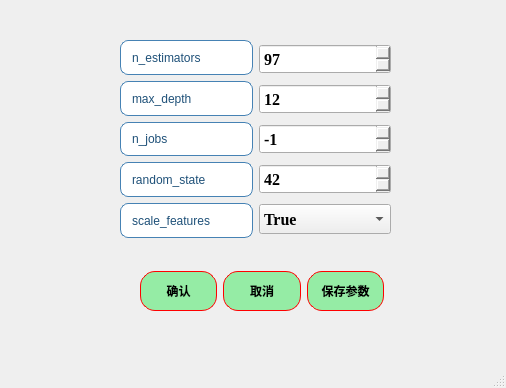
First picture: the form in ui/algorithms5_ET_para.ui, repository azhongege24/predict_first, before the edit.
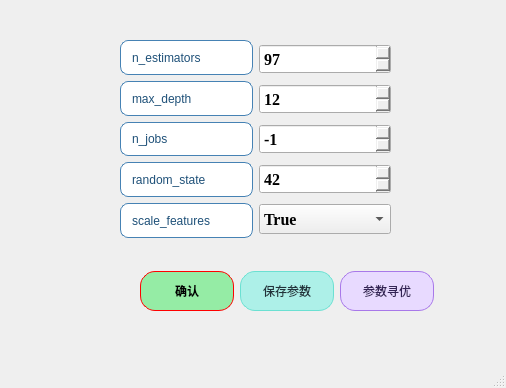
Second picture: the form after the edit.

Diff of the .ui file:
```diff
--- a/ui/algorithms5_ET_para.ui
+++ b/ui/algorithms5_ET_para.ui
@@ -339,12 +339,12 @@
      </item>
     </layout>
    </widget>
-   <widget class="QWidget" name="">
+   <widget class="QWidget" name="layoutWidget">
     <property name="geometry">
      <rect>
       <x>140</x>
       <y>270</y>
-      <width>244</width>
+      <width>294</width>
       <height>42</height>
      </rect>
     </property>
@@ -380,37 +380,6 @@
        </property>
       </widget>
      </item>
-     <item>
-      <widget class="QPushButton" name="pushButton_2">
-       <property name="minimumSize">
-        <size>
-         <width>0</width>
-         <height>40</height>
-        </size>
-       </property>
-       <property name="styleSheet">
-        <string notr="true">QPushButton{
-border:1px solid red;   /*边框的粗细，颜色*/
-border-radius:15px;    /*设置圆角半径 */
-padding:2px 4px;  /*QFrame边框与内部其它部件的距离*/
-background-color: rgb(149, 236, 165);	/*背景颜色*/
-color:rgb(0, 0, 0);		/*字体颜色*/
-	font: 18pt &quot;楷体&quot;;
-
-font:bold;
-}
-QPushButton:hover {
-    background-color: rgb(177, 244, 155);    /* 悬停时背景色 */
-}
-QPushButton:pressed {
-    background-color:rgb(99, 181, 255);     /* 点击时背景色 */
-}</string>
-       </property>
-       <property name="text">
-        <string>取消</string>
-       </property>
-      </widget>
-     </item>
      <item>
       <widget class="QPushButton" name="pushButton_save_params">
        <property name="minimumSize">
@@ -421,18 +390,18 @@
        </property>
        <property name="styleSheet">
         <string notr="true">QPushButton{
-border:1px solid red;   /*边框的粗细，颜色*/
-border-radius:15px;    /*设置圆角半径 */
-padding:2px 4px;  /*QFrame边框与内部其它部件的距离*/
-background-color: rgb(149, 236, 165);	/*背景颜色*/
-color:rgb(0, 0, 0);		/*字体颜色*/
-	font: 18pt &quot;楷体&quot;;
-
-font:bold;
+    border:1px solid rgb(107, 224, 210);   /* 边框：浅薄荷绿（呼应背景） */
+    border-radius:15px;    /* 圆角半径（不变） */
+    padding:2px 4px;  /* 内边距（不变） */
+    background-color: rgb(173, 240, 232);	/* 常态背景：淡薄荷绿 */
+    color:rgb(34, 51, 59);		/* 字体颜色：深灰色（可读性强，不突兀） */
+    font: bold 18pt &quot;楷体&quot;;  /* 字体格式合并（不变） */
 }
+
 QPushButton:hover {
     background-color: rgb(177, 244, 155);    /* 悬停时背景色 */
 }
+
 QPushButton:pressed {
     background-color:rgb(99, 181, 255);     /* 点击时背景色 */
 }</string>
@@ -442,6 +411,37 @@
        </property>
       </widget>
      </item>
+     <item>
+      <widget class="QPushButton" name="pushButton_random_search">
+       <property name="minimumSize">
+        <size>
+         <width>0</width>
+         <height>40</height>
+        </size>
+       </property>
+       <property name="styleSheet">
+        <string notr="true">QPushButton{
+    border:1px solid rgb(168, 120, 233);   /* 边框：浅紫色 */
+    border-radius:15px;    /* 圆角半径（不变） */
+    padding:2px 4px;  /* 内边距（不变） */
+    background-color: rgb(232, 218, 255);	/* 常态背景：淡紫色 */
+    color:rgb(51, 34, 85);		/* 字体颜色：深紫色（更搭色系，可读性强） */
+    font: bold 18pt &quot;楷体&quot;;  /* 字体合并优化（原格式不变） */
+}
+
+QPushButton:hover {
+    background-color: rgb(240, 228, 255);    /* 悬停背景：更浅的紫色（提亮效果） */
+}
+
+QPushButton:pressed {
+    background-color: rgb(194, 162, 245);     /* 点击背景：中等紫色（按压反馈明显） */
+}</string>
+       </property>
+       <property name="text">
+        <string>参数寻优</string>
+       </property>
+      </widget>
+     </item>
     </layout>
    </widget>
   </widget>
```
Left out of the diff: 20 changed lines with no effect on the pictures.
